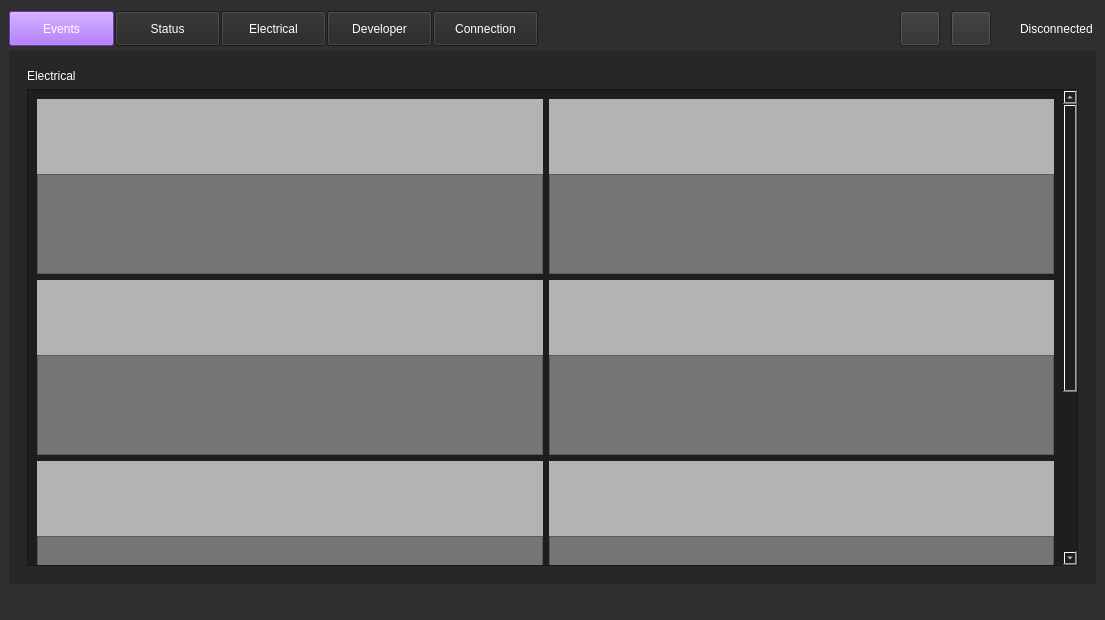
Qt form weapon-system-support-software/mainwindow.ui (Team-Controller-NAU/Controller) before a commit.
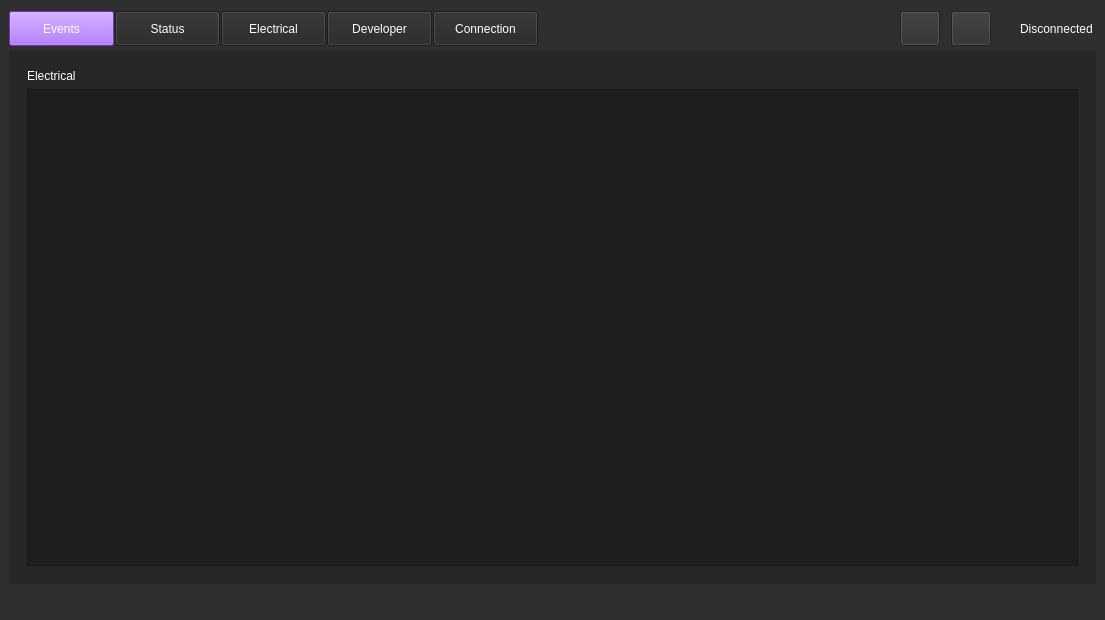
The same form after that commit. The open tabs and pages were chosen to show the change. Icons and pictures are not drawn. Custom widgets are drawn as their Qt base class.

Diff of the .ui file:
```diff
--- a/weapon-system-support-software/mainwindow.ui
+++ b/weapon-system-support-software/mainwindow.ui
@@ -2117,8 +2117,8 @@
                  <rect>
                   <x>0</x>
                   <y>0</y>
-                  <width>892</width>
-                  <height>736</height>
+                  <width>1047</width>
+                  <height>426</height>
                  </rect>
                 </property>
                 <property name="sizePolicy">
@@ -2127,817 +2127,7 @@
                   <verstretch>0</verstretch>
                  </sizepolicy>
                 </property>
-                <layout class="QVBoxLayout" name="verticalLayout_12">
-                 <item>
-                  <widget class="QWidget" name="horizontalBox1" native="true">
-                   <property name="sizePolicy">
-                    <sizepolicy hsizetype="Expanding" vsizetype="Expanding">
-                     <horstretch>0</horstretch>
-                     <verstretch>0</verstretch>
-                    </sizepolicy>
-                   </property>
-                   <property name="minimumSize">
-                    <size>
-                     <width>0</width>
-                     <height>0</height>
-                    </size>
-                   </property>
-                   <property name="maximumSize">
-                    <size>
-                     <width>16777215</width>
-                     <height>175</height>
-                    </size>
-                   </property>
-                   <layout class="QHBoxLayout" name="horizontalLayout_7">
-                    <property name="leftMargin">
-                     <number>0</number>
-                    </property>
-                    <property name="topMargin">
-                     <number>0</number>
-                    </property>
-                    <property name="rightMargin">
-                     <number>0</number>
-                    </property>
-                    <property name="bottomMargin">
-                     <number>0</number>
-                    </property>
-                    <item>
-                     <widget class="QWidget" name="box1_widget" native="true">
-                      <property name="sizePolicy">
-                       <sizepolicy hsizetype="Expanding" vsizetype="Expanding">
-                        <horstretch>0</horstretch>
-                        <verstretch>0</verstretch>
-                       </sizepolicy>
-                      </property>
-                      <property name="minimumSize">
-                       <size>
-                        <width>434</width>
-                        <height>175</height>
-                       </size>
-                      </property>
-                      <property name="maximumSize">
-                       <size>
-                        <width>16777215</width>
-                        <height>175</height>
-                       </size>
-                      </property>
-                      <layout class="QVBoxLayout" name="verticalLayout_3">
-                       <property name="spacing">
-                        <number>0</number>
-                       </property>
-                       <property name="leftMargin">
-                        <number>0</number>
-                       </property>
-                       <property name="topMargin">
-                        <number>0</number>
-                       </property>
-                       <property name="rightMargin">
-                        <number>0</number>
-                       </property>
-                       <property name="bottomMargin">
-                        <number>0</number>
-                       </property>
-                       <item>
-                        <widget class="QLabel" name="box1_label">
-                         <property name="sizePolicy">
-                          <sizepolicy hsizetype="Expanding" vsizetype="Expanding">
-                           <horstretch>0</horstretch>
-                           <verstretch>0</verstretch>
-                          </sizepolicy>
-                         </property>
-                         <property name="minimumSize">
-                          <size>
-                           <width>0</width>
-                           <height>75</height>
-                          </size>
-                         </property>
-                         <property name="styleSheet">
-                          <string notr="true">color: rgb(30, 30, 30);
-font: 20pt &quot;Segoe UI&quot;;
-background-color: rgb(179, 179, 179);</string>
-                         </property>
-                         <property name="text">
-                          <string/>
-                         </property>
-                        </widget>
-                       </item>
-                       <item>
-                        <widget class="QTextEdit" name="box1_stats">
-                         <property name="minimumSize">
-                          <size>
-                           <width>0</width>
-                           <height>100</height>
-                          </size>
-                         </property>
-                         <property name="contextMenuPolicy">
-                          <enum>Qt::NoContextMenu</enum>
-                         </property>
-                         <property name="styleSheet">
-                          <string notr="true">font: 20pt &quot;Segoe UI&quot;;
-background-color: rgb(117, 117, 117);
-color: rgb(255, 255, 255);
-</string>
-                         </property>
-                         <property name="readOnly">
-                          <bool>true</bool>
-                         </property>
-                        </widget>
-                       </item>
-                      </layout>
-                     </widget>
-                    </item>
-                    <item>
-                     <widget class="QWidget" name="box2_widget" native="true">
-                      <property name="sizePolicy">
-                       <sizepolicy hsizetype="Expanding" vsizetype="Expanding">
-                        <horstretch>0</horstretch>
-                        <verstretch>0</verstretch>
-                       </sizepolicy>
-                      </property>
-                      <property name="minimumSize">
-                       <size>
-                        <width>434</width>
-                        <height>175</height>
-                       </size>
-                      </property>
-                      <property name="maximumSize">
-                       <size>
-                        <width>16777215</width>
-                        <height>175</height>
-                       </size>
-                      </property>
-                      <layout class="QVBoxLayout" name="verticalLayout">
-                       <property name="spacing">
-                        <number>0</number>
-                       </property>
-                       <property name="leftMargin">
-                        <number>0</number>
-                       </property>
-                       <property name="topMargin">
-                        <number>0</number>
-                       </property>
-                       <property name="rightMargin">
-                        <number>0</number>
-                       </property>
-                       <property name="bottomMargin">
-                        <number>0</number>
-                       </property>
-                       <item>
-                        <widget class="QLabel" name="box2_label">
-                         <property name="enabled">
-                          <bool>true</bool>
-                         </property>
-                         <property name="sizePolicy">
-                          <sizepolicy hsizetype="Expanding" vsizetype="Expanding">
-                           <horstretch>0</horstretch>
-                           <verstretch>0</verstretch>
-                          </sizepolicy>
-                         </property>
-                         <property name="minimumSize">
-                          <size>
-                           <width>0</width>
-                           <height>75</height>
-                          </size>
-                         </property>
-                         <property name="styleSheet">
-                          <string notr="true">color: rgb(30, 30, 30);
-font: 20pt &quot;Segoe UI&quot;;
-background-color: rgb(179, 179, 179);</string>
-                         </property>
-                         <property name="text">
-                          <string/>
-                         </property>
-                        </widget>
-                       </item>
-                       <item>
-                        <widget class="QTextEdit" name="box2_stats">
-                         <property name="minimumSize">
-                          <size>
-                           <width>100</width>
-                           <height>100</height>
-                          </size>
-                         </property>
-                         <property name="contextMenuPolicy">
-                          <enum>Qt::NoContextMenu</enum>
-                         </property>
-                         <property name="styleSheet">
-                          <string notr="true">font: 20pt &quot;Segoe UI&quot;;
-background-color: rgb(117, 117, 117);
-color: rgb(255, 255, 255);
-</string>
-                         </property>
-                         <property name="readOnly">
-                          <bool>true</bool>
-                         </property>
-                        </widget>
-                       </item>
-                      </layout>
-                     </widget>
-                    </item>
-                   </layout>
-                  </widget>
-                 </item>
-                 <item>
-                  <widget class="QWidget" name="horizontalBox2" native="true">
-                   <property name="minimumSize">
-                    <size>
-                     <width>0</width>
-                     <height>0</height>
-                    </size>
-                   </property>
-                   <property name="maximumSize">
-                    <size>
-                     <width>16777215</width>
-                     <height>175</height>
-                    </size>
-                   </property>
-                   <layout class="QHBoxLayout" name="horizontalLayout_6">
-                    <property name="leftMargin">
-                     <number>0</number>
-                    </property>
-                    <property name="topMargin">
-                     <number>0</number>
-                    </property>
-                    <property name="rightMargin">
-                     <number>0</number>
-                    </property>
-                    <property name="bottomMargin">
-                     <number>0</number>
-                    </property>
-                    <item>
-                     <widget class="QWidget" name="box3_widget" native="true">
-                      <property name="sizePolicy">
-                       <sizepolicy hsizetype="Expanding" vsizetype="Expanding">
-                        <horstretch>0</horstretch>
-                        <verstretch>0</verstretch>
-                       </sizepolicy>
-                      </property>
-                      <property name="minimumSize">
-                       <size>
-                        <width>434</width>
-                        <height>175</height>
-                       </size>
-                      </property>
-                      <property name="maximumSize">
-                       <size>
-                        <width>16777215</width>
-                        <height>175</height>
-                       </size>
-                      </property>
-                      <layout class="QVBoxLayout" name="verticalLayout_5">
-                       <property name="spacing">
-                        <number>0</number>
-                       </property>
-                       <property name="leftMargin">
-                        <number>0</number>
-                       </property>
-                       <property name="topMargin">
-                        <number>0</number>
-                       </property>
-                       <property name="rightMargin">
-                        <number>0</number>
-                       </property>
-                       <property name="bottomMargin">
-                        <number>0</number>
-                       </property>
-                       <item>
-                        <widget class="QLabel" name="box3_label">
-                         <property name="sizePolicy">
-                          <sizepolicy hsizetype="Expanding" vsizetype="Expanding">
-                           <horstretch>0</horstretch>
-                           <verstretch>0</verstretch>
-                          </sizepolicy>
-                         </property>
-                         <property name="minimumSize">
-                          <size>
-                           <width>0</width>
-                           <height>75</height>
-                          </size>
-                         </property>
-                         <property name="styleSheet">
-                          <string notr="true">color: rgb(30, 30, 30);
-font: 20pt &quot;Segoe UI&quot;;
-background-color: rgb(179, 179, 179);</string>
-                         </property>
-                         <property name="text">
-                          <string/>
-                         </property>
-                        </widget>
-                       </item>
-                       <item>
-                        <widget class="QTextEdit" name="box3_stats">
-                         <property name="minimumSize">
-                          <size>
-                           <width>0</width>
-                           <height>100</height>
-                          </size>
-                         </property>
-                         <property name="contextMenuPolicy">
-                          <enum>Qt::NoContextMenu</enum>
-                         </property>
-                         <property name="styleSheet">
-                          <string notr="true">font: 20pt &quot;Segoe UI&quot;;
-background-color: rgb(117, 117, 117);
-color: rgb(255, 255, 255);
-</string>
-                         </property>
-                         <property name="readOnly">
-                          <bool>true</bool>
-                         </property>
-                        </widget>
-                       </item>
-                      </layout>
-                     </widget>
-                    </item>
-                    <item>
-                     <widget class="QWidget" name="box4_widget" native="true">
-                      <property name="sizePolicy">
-                       <sizepolicy hsizetype="Expanding" vsizetype="Expanding">
-                        <horstretch>0</horstretch>
-                        <verstretch>0</verstretch>
-                       </sizepolicy>
-                      </property>
-                      <property name="minimumSize">
-                       <size>
-                        <width>434</width>
-                        <height>175</height>
-                       </size>
-                      </property>
-                      <property name="maximumSize">
-                       <size>
-                        <width>16777215</width>
-                        <height>175</height>
-                       </size>
-                      </property>
-                      <layout class="QVBoxLayout" name="verticalLayout_6">
-                       <property name="spacing">
-                        <number>0</number>
-                       </property>
-                       <property name="leftMargin">
-                        <number>0</number>
-                       </property>
-                       <property name="topMargin">
-                        <number>0</number>
-                       </property>
-                       <property name="rightMargin">
-                        <number>0</number>
-                       </property>
-                       <property name="bottomMargin">
-                        <number>0</number>
-                       </property>
-                       <item>
-                        <widget class="QLabel" name="box4_label">
-                         <property name="sizePolicy">
-                          <sizepolicy hsizetype="Expanding" vsizetype="Expanding">
-                           <horstretch>0</horstretch>
-                           <verstretch>0</verstretch>
-                          </sizepolicy>
-                         </property>
-                         <property name="minimumSize">
-                          <size>
-                           <width>0</width>
-                           <height>75</height>
-                          </size>
-                         </property>
-                         <property name="styleSheet">
-                          <string notr="true">color: rgb(30, 30, 30);
-font: 20pt &quot;Segoe UI&quot;;
-background-color: rgb(179, 179, 179);</string>
-                         </property>
-                         <property name="text">
-                          <string/>
-                         </property>
-                        </widget>
-                       </item>
-                       <item>
-                        <widget class="QTextEdit" name="box4_stats">
-                         <property name="minimumSize">
-                          <size>
-                           <width>0</width>
-                           <height>100</height>
-                          </size>
-                         </property>
-                         <property name="contextMenuPolicy">
-                          <enum>Qt::NoContextMenu</enum>
-                         </property>
-                         <property name="styleSheet">
-                          <string notr="true">font: 20pt &quot;Segoe UI&quot;;
-background-color: rgb(117, 117, 117);
-color: rgb(255, 255, 255);
-</string>
-                         </property>
-                         <property name="readOnly">
-                          <bool>true</bool>
-                         </property>
-                        </widget>
-                       </item>
-                      </layout>
-                     </widget>
-                    </item>
-                   </layout>
-                  </widget>
-                 </item>
-                 <item>
-                  <widget class="QWidget" name="horizontalBox3" native="true">
-                   <property name="minimumSize">
-                    <size>
-                     <width>0</width>
-                     <height>0</height>
-                    </size>
-                   </property>
-                   <property name="maximumSize">
-                    <size>
-                     <width>16777215</width>
-                     <height>175</height>
-                    </size>
-                   </property>
-                   <layout class="QHBoxLayout" name="horizontalLayout_5">
-                    <property name="leftMargin">
-                     <number>0</number>
-                    </property>
-                    <property name="topMargin">
-                     <number>0</number>
-                    </property>
-                    <property name="rightMargin">
-                     <number>0</number>
-                    </property>
-                    <property name="bottomMargin">
-                     <number>0</number>
-                    </property>
-                    <item>
-                     <widget class="QWidget" name="box5_widget" native="true">
-                      <property name="sizePolicy">
-                       <sizepolicy hsizetype="Expanding" vsizetype="Expanding">
-                        <horstretch>0</horstretch>
-                        <verstretch>0</verstretch>
-                       </sizepolicy>
-                      </property>
-                      <property name="minimumSize">
-                       <size>
-                        <width>434</width>
-                        <height>175</height>
-                       </size>
-                      </property>
-                      <property name="maximumSize">
-                       <size>
-                        <width>16777215</width>
-                        <height>175</height>
-                       </size>
-                      </property>
-                      <layout class="QVBoxLayout" name="verticalLayout_8">
-                       <property name="spacing">
-                        <number>0</number>
-                       </property>
-                       <property name="leftMargin">
-                        <number>0</number>
-                       </property>
-                       <property name="topMargin">
-                        <number>0</number>
-                       </property>
-                       <property name="rightMargin">
-                        <number>0</number>
-                       </property>
-                       <property name="bottomMargin">
-                        <number>0</number>
-                       </property>
-                       <item>
-                        <widget class="QLabel" name="box5_label">
-                         <property name="sizePolicy">
-                          <sizepolicy hsizetype="Expanding" vsizetype="Expanding">
-                           <horstretch>0</horstretch>
-                           <verstretch>0</verstretch>
-                          </sizepolicy>
-                         </property>
-                         <property name="minimumSize">
-                          <size>
-                           <width>0</width>
-                           <height>75</height>
-                          </size>
-                         </property>
-                         <property name="styleSheet">
-                          <string notr="true">color: rgb(30, 30, 30);
-font: 20pt &quot;Segoe UI&quot;;
-background-color: rgb(179, 179, 179);</string>
-                         </property>
-                         <property name="text">
-                          <string/>
-                         </property>
-                        </widget>
-                       </item>
-                       <item>
-                        <widget class="QTextEdit" name="box5_stats">
-                         <property name="minimumSize">
-                          <size>
-                           <width>0</width>
-                           <height>100</height>
-                          </size>
-                         </property>
-                         <property name="contextMenuPolicy">
-                          <enum>Qt::NoContextMenu</enum>
-                         </property>
-                         <property name="styleSheet">
-                          <string notr="true">font: 20pt &quot;Segoe UI&quot;;
-background-color: rgb(117, 117, 117);
-color: rgb(255, 255, 255);
-</string>
-                         </property>
-                         <property name="readOnly">
-                          <bool>true</bool>
-                         </property>
-                        </widget>
-                       </item>
-                      </layout>
-                     </widget>
-                    </item>
-                    <item>
-                     <widget class="QWidget" name="box6_widget" native="true">
-                      <property name="sizePolicy">
-                       <sizepolicy hsizetype="Expanding" vsizetype="Expanding">
-                        <horstretch>0</horstretch>
-                        <verstretch>0</verstretch>
-                       </sizepolicy>
-                      </property>
-                      <property name="minimumSize">
-                       <size>
-                        <width>434</width>
-                        <height>175</height>
-                       </size>
-                      </property>
-                      <property name="maximumSize">
-                       <size>
-                        <width>16777215</width>
-                        <height>175</height>
-                       </size>
-                      </property>
-                      <layout class="QVBoxLayout" name="verticalLayout_7">
-                       <property name="spacing">
-                        <number>0</number>
-                       </property>
-                       <property name="leftMargin">
-                        <number>0</number>
-                       </property>
-                       <property name="topMargin">
-                        <number>0</number>
-                       </property>
-                       <property name="rightMargin">
-                        <number>0</number>
-                       </property>
-                       <property name="bottomMargin">
-                        <number>0</number>
-                       </property>
-                       <item>
-                        <widget class="QLabel" name="box6_label">
-                         <property name="sizePolicy">
-                          <sizepolicy hsizetype="Expanding" vsizetype="Expanding">
-                           <horstretch>0</horstretch>
-                           <verstretch>0</verstretch>
-                          </sizepolicy>
-                         </property>
-                         <property name="minimumSize">
-                          <size>
-                           <width>0</width>
-                           <height>75</height>
-                          </size>
-                         </property>
-                         <property name="styleSheet">
-                          <string notr="true">color: rgb(30, 30, 30);
-font: 20pt &quot;Segoe UI&quot;;
-background-color: rgb(179, 179, 179);</string>
-                         </property>
-                         <property name="text">
-                          <string/>
-                         </property>
-                        </widget>
-                       </item>
-                       <item>
-                        <widget class="QTextEdit" name="box6_stats">
-                         <property name="minimumSize">
-                          <size>
-                           <width>0</width>
-                           <height>100</height>
-                          </size>
-                         </property>
-                         <property name="contextMenuPolicy">
-                          <enum>Qt::NoContextMenu</enum>
-                         </property>
-                         <property name="styleSheet">
-                          <string notr="true">font: 20pt &quot;Segoe UI&quot;;
-background-color: rgb(117, 117, 117);
-color: rgb(255, 255, 255);
-</string>
-                         </property>
-                         <property name="readOnly">
-                          <bool>true</bool>
-                         </property>
-                        </widget>
-                       </item>
-                      </layout>
-                     </widget>
-                    </item>
-                   </layout>
-                  </widget>
-                 </item>
-                 <item alignment="Qt::AlignTop">
-                  <widget class="QWidget" name="horizontalBox4" native="true">
-                   <property name="minimumSize">
-                    <size>
-                     <width>0</width>
-                     <height>0</height>
-                    </size>
-                   </property>
-                   <property name="maximumSize">
-                    <size>
-                     <width>16777215</width>
-                     <height>175</height>
-                    </size>
-                   </property>
-                   <layout class="QHBoxLayout" name="horizontalLayout">
-                    <property name="leftMargin">
-                     <number>0</number>
-                    </property>
-                    <property name="topMargin">
-                     <number>0</number>
-                    </property>
-                    <property name="rightMargin">
-                     <number>0</number>
-                    </property>
-                    <property name="bottomMargin">
-                     <number>0</number>
-                    </property>
-                    <item>
-                     <widget class="QWidget" name="box7_widget" native="true">
-                      <property name="sizePolicy">
-                       <sizepolicy hsizetype="Expanding" vsizetype="Expanding">
-                        <horstretch>0</horstretch>
-                        <verstretch>0</verstretch>
-                       </sizepolicy>
-                      </property>
-                      <property name="minimumSize">
-                       <size>
-                        <width>434</width>
-                        <height>175</height>
-                       </size>
-                      </property>
-                      <property name="maximumSize">
-                       <size>
-                        <width>16777215</width>
-                        <height>175</height>
-                       </size>
-                      </property>
-                      <layout class="QVBoxLayout" name="verticalLayout_10">
-                       <property name="spacing">
-                        <number>0</number>
-                       </property>
-                       <property name="leftMargin">
-                        <number>0</number>
-                       </property>
-                       <property name="topMargin">
-                        <number>0</number>
-                       </property>
-                       <property name="rightMargin">
-                        <number>0</number>
-                       </property>
-                       <property name="bottomMargin">
-                        <number>0</number>
-                       </property>
-                       <item>
-                        <widget class="QLabel" name="box7_label">
-                         <property name="sizePolicy">
-                          <sizepolicy hsizetype="Expanding" vsizetype="Expanding">
-                           <horstretch>0</horstretch>
-                           <verstretch>0</verstretch>
-                          </sizepolicy>
-                         </property>
-                         <property name="minimumSize">
-                          <size>
-                           <width>0</width>
-                           <height>75</height>
-                          </size>
-                         </property>
-                         <property name="styleSheet">
-                          <string notr="true">color: rgb(30, 30, 30);
-font: 20pt &quot;Segoe UI&quot;;
-background-color: rgb(179, 179, 179);</string>
-                         </property>
-                         <property name="text">
-                          <string/>
-                         </property>
-                        </widget>
-                       </item>
-                       <item>
-                        <widget class="QTextEdit" name="box7_stats">
-                         <property name="minimumSize">
-                          <size>
-                           <width>0</width>
-                           <height>100</height>
-                          </size>
-                         </property>
-                         <property name="contextMenuPolicy">
-                          <enum>Qt::NoContextMenu</enum>
-                         </property>
-                         <property name="styleSheet">
-                          <string notr="true">font: 20pt &quot;Segoe UI&quot;;
-background-color: rgb(117, 117, 117);
-color: rgb(255, 255, 255);
-</string>
-                         </property>
-                         <property name="readOnly">
-                          <bool>true</bool>
-                         </property>
-                        </widget>
-                       </item>
-                      </layout>
-                     </widget>
-                    </item>
-                    <item>
-                     <widget class="QWidget" name="box8_widget" native="true">
-                      <property name="sizePolicy">
-                       <sizepolicy hsizetype="Expanding" vsizetype="Expanding">
-                        <horstretch>0</horstretch>
-                        <verstretch>0</verstretch>
-                       </sizepolicy>
-                      </property>
-                      <property name="minimumSize">
-                       <size>
-                        <width>434</width>
-                        <height>175</height>
-                       </size>
-                      </property>
-                      <property name="maximumSize">
-                       <size>
-                        <width>16777215</width>
-                        <height>175</height>
-                       </size>
-                      </property>
-                      <layout class="QVBoxLayout" name="verticalLayout_9">
-                       <property name="spacing">
-                        <number>0</number>
-                       </property>
-                       <property name="leftMargin">
-                        <number>0</number>
-                       </property>
-                       <property name="topMargin">
-                        <number>0</number>
-                       </property>
-                       <property name="rightMargin">
-                        <number>0</number>
-                       </property>
-                       <property name="bottomMargin">
-                        <number>0</number>
-                       </property>
-                       <item>
-                        <widget class="QLabel" name="box8_label">
-                         <property name="sizePolicy">
-                          <sizepolicy hsizetype="Expanding" vsizetype="Expanding">
-                           <horstretch>0</horstretch>
-                           <verstretch>0</verstretch>
-                          </sizepolicy>
-                         </property>
-                         <property name="minimumSize">
-                          <size>
-                           <width>0</width>
-                           <height>75</height>
-                          </size>
-                         </property>
-                         <property name="styleSheet">
-                          <string notr="true">color: rgb(30, 30, 30);
-font: 20pt &quot;Segoe UI&quot;;
-background-color: rgb(179, 179, 179);</string>
-                         </property>
-                         <property name="text">
-                          <string/>
-                         </property>
-                        </widget>
-                       </item>
-                       <item>
-                        <widget class="QTextEdit" name="box8_stats">
-                         <property name="minimumSize">
-                          <size>
-                           <width>0</width>
-                           <height>100</height>
-                          </size>
-                         </property>
-                         <property name="contextMenuPolicy">
-                          <enum>Qt::NoContextMenu</enum>
-                         </property>
-                         <property name="styleSheet">
-                          <string notr="true">font: 20pt &quot;Segoe UI&quot;;
-background-color: rgb(117, 117, 117);
-color: rgb(255, 255, 255);
-</string>
-                         </property>
-                         <property name="readOnly">
-                          <bool>true</bool>
-                         </property>
-                        </widget>
-                       </item>
-                      </layout>
-                     </widget>
-                    </item>
-                   </layout>
-                  </widget>
-                 </item>
-                </layout>
+                <layout class="QVBoxLayout" name="verticalLayout_12"/>
                </widget>
               </widget>
              </item>
```
Left out of the diff: 2 changed lines with no effect on the pictures.
